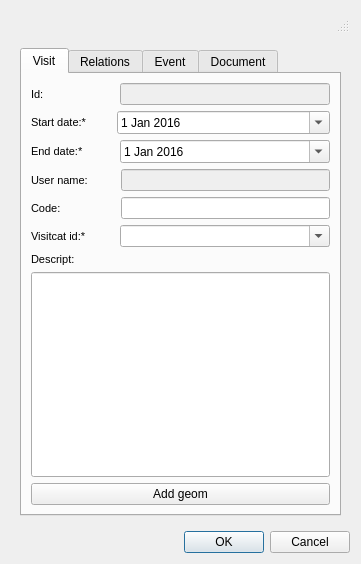
Above: ui/add_visit.ui from Giswater/giswater_qgis_plugin before the change. Below: the same form after it.
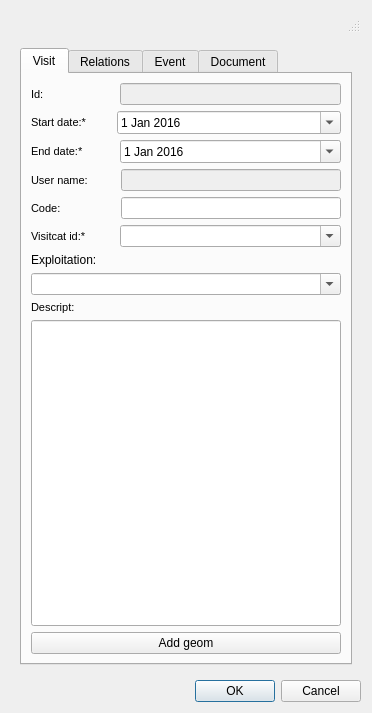
That is the form after the change. Icons and pictures are not drawn.

Commit message: Modify add visit form

```diff
--- a/ui/add_visit.ui
+++ b/ui/add_visit.ui
@@ -6,8 +6,8 @@
    <rect>
     <x>0</x>
     <y>0</y>
-    <width>361</width>
-    <height>564</height>
+    <width>372</width>
+    <height>713</height>
    </rect>
   </property>
   <property name="windowTitle">
@@ -29,7 +29,7 @@
          <attribute name="title">
           <string>Visit</string>
          </attribute>
-         <layout class="QVBoxLayout" name="verticalLayout" stretch="0,0,0,0,0,0,0,0,0">
+         <layout class="QVBoxLayout" name="verticalLayout" stretch="0,0,0,0,0,0,0,0,0,0,0">
           <item>
            <layout class="QHBoxLayout" name="horizontalLayout" stretch="0,0,1">
             <item>
@@ -415,7 +415,21 @@
            </layout>
           </item>
           <item>
-           <widget class="QLabel" name="label_flexunion_code_5">
+           <widget class="QLabel" name="label_exploitation">
+            <property name="text">
+             <string>Exploitation:</string>
+            </property>
+           </widget>
+          </item>
+          <item>
+           <widget class="QComboBox" name="expl_id">
+            <property name="editable">
+             <bool>true</bool>
+            </property>
+           </widget>
+          </item>
+          <item>
+           <widget class="QLabel" name="label_descript">
             <property name="font">
              <font>
               <pointsize>8</pointsize>
```
Left out of the diff: 16 changed lines with no effect on the pictures.
